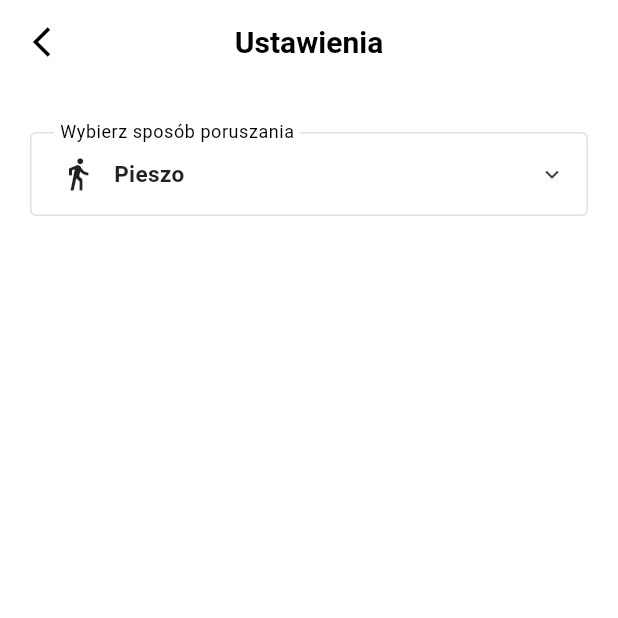
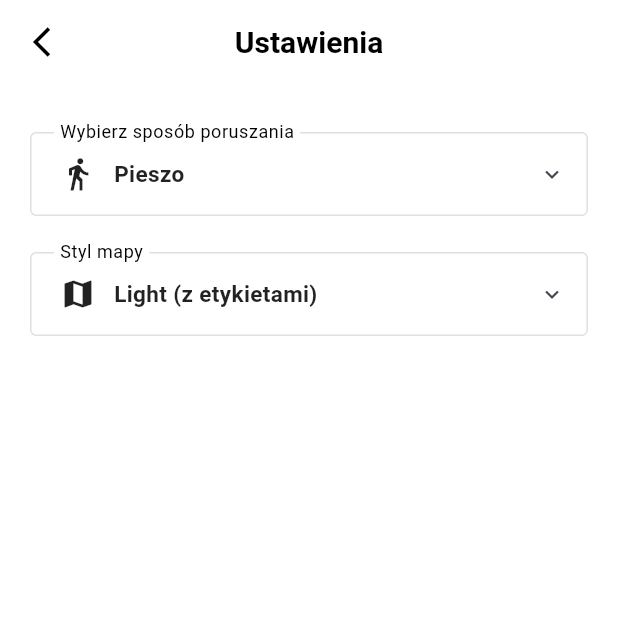
Before and after one commit to michalpawlyna/flutter_map_app, a Flutter app: the screen it shows after launch, in the side drawer, after a tap on "Ustawienia", on a phone screen of 412 x 824 dp, the top half of it. Run offline on Flutter 3.47's test engine with Material 3 defaults, Android fonts, the phone set to English and light mode, and no system bars; drawn by our look-alikes of toastification; our stand-ins replace cached_network_image, cloud_firestore, confetti, firebase_auth, firebase_core, flutter_cache_manager and 9 more; missing offline and left inert: flutter_map_animations, flutter_map_marker_cluster, geolocator_android; accounts and stored records are empty; generated files the repository leaves out were written again.

Commit message:
map style customization

```diff
--- /dev/null
+++ b/lib/models/map_style.dart
@@ -0,0 +1,97 @@
+enum MapStyle {
+  lightAll,
+  lightNoLabels,
+  darkAll,
+  darkNoLabels,
+  positron,
+  positronNoLabels,
+  voyager,
+  voyagerNoLabels,
+}
+
+extension MapStyleExtension on MapStyle {
+  String get urlTemplate {
+    switch (this) {
+      case MapStyle.lightAll:
+        return 'https://{s}.basemaps.cartocdn.com/rastertiles/light_all/{z}/{x}/{y}{r}.png';
+      case MapStyle.lightNoLabels:
+        return 'https://{s}.basemaps.cartocdn.com/rastertiles/light_nolabels/{z}/{x}/{y}{r}.png';
+      case MapStyle.darkAll:
+        return 'https://{s}.basemaps.cartocdn.com/rastertiles/dark_all/{z}/{x}/{y}{r}.png';
+      case MapStyle.darkNoLabels:
+        return 'https://{s}.basemaps.cartocdn.com/rastertiles/dark_nolabels/{z}/{x}/{y}{r}.png';
+      case MapStyle.positron:
+        return 'https://{s}.basemaps.cartocdn.com/light_all/{z}/{x}/{y}{r}.png';
+      case MapStyle.positronNoLabels:
+        return 'https://{s}.basemaps.cartocdn.com/light_nolabels_all/{z}/{x}/{y}{r}.png';
+      case MapStyle.voyager:
+        return 'https://{s}.basemaps.cartocdn.com/rastertiles/voyager/{z}/{x}/{y}{r}.png';
+      case MapStyle.voyagerNoLabels:
+        return 'https://{s}.basemaps.cartocdn.com/rastertiles/voyager_nolabels/{z}/{x}/{y}{r}.png';
+    }
+  }
+
+  String get displayName {
+    switch (this) {
+      case MapStyle.lightAll:
+        return 'Light (z etykietami)';
+      case MapStyle.lightNoLabels:
+        return 'Light (bez etykiet)';
+      case MapStyle.darkAll:
+        return 'Ciemna (z etykietami)';
+      case MapStyle.darkNoLabels:
+        return 'Ciemna (bez etykiet)';
+      case MapStyle.positron:
+        return 'Positron (z etykietami)';
+      case MapStyle.positronNoLabels:
+        return 'Positron (bez etykiet)';
+      case MapStyle.voyager:
+        return 'Voyager (z etykietami)';
+      case MapStyle.voyagerNoLabels:
+        return 'Voyager (bez etykiet)';
+    }
+  }
+
+  String get stringValue {
+    switch (this) {
+      case MapStyle.lightAll:
+        return 'light_all';
+      case MapStyle.lightNoLabels:
+        return 'light_no_labels';
+      case MapStyle.darkAll:
+        return 'dark_all';
+      case MapStyle.darkNoLabels:
+        return 'dark_no_labels';
+      case MapStyle.positron:
+        return 'positron';
+      case MapStyle.positronNoLabels:
+        return 'positron_no_labels';
+      case MapStyle.voyager:
+        return 'voyager';
+      case MapStyle.voyagerNoLabels:
+        return 'voyager_no_labels';
+    }
+  }
+
+  static MapStyle fromStringValue(String? value) {
+    switch (value) {
+      case 'light_no_labels':
+        return MapStyle.lightNoLabels;
+      case 'dark_all':
+        return MapStyle.darkAll;
+      case 'dark_no_labels':
+        return MapStyle.darkNoLabels;
+      case 'positron':
+        return MapStyle.positron;
+      case 'positron_no_labels':
+        return MapStyle.positronNoLabels;
+      case 'voyager':
+        return MapStyle.voyager;
+      case 'voyager_no_labels':
+        return MapStyle.voyagerNoLabels;
+      case 'light_all':
+      default:
+        return MapStyle.lightAll;
+    }
+  }
+}
--- a/lib/screens/map_screen.dart
+++ b/lib/screens/map_screen.dart
@@ -6,7 +6,10 @@ import 'package:flutter_map_animations/flutter_map_animations.dart';
 import 'package:latlong2/latlong.dart';
 import 'package:geolocator/geolocator.dart';
 import 'package:toastification/toastification.dart';
+import 'package:shared_preferences/shared_preferences.dart';
 
+import '../models/map_style.dart';
+import '../services/map_style_notifier.dart';
 import '../widgets/user_location_widget.dart';
 import '../widgets/center_on_user_button_widget.dart';
 import '../widgets/places_markers_widget.dart';
@@ -58,13 +61,20 @@ class _MapScreenState extends State<MapScreen>
 
   ProximityService? _proximityService;
   StreamSubscription<Position>? _locSub;
+  StreamSubscription<Object?>? _mapStyleSub;
   List<Place> _places = [];
 
   RouteResult? _currentRoute;
   String? _destinationName;
   List<String>? _visitOrderIds;
 
+  MapStyle _currentMapStyle = MapStyle.lightAll;
+  final ValueNotifier<MapStyle> _mapStyleNotifier =
+      ValueNotifier(MapStyle.lightAll);
+
   final GlobalKey _routeInfoKey = GlobalKey();
+
+  final MapStyleNotifier _mapStyleService = MapStyleNotifier();
 
   @override
   void initState() {
@@ -74,6 +84,20 @@ class _MapScreenState extends State<MapScreen>
       debugPrint('[MapScreen] initialization future completed');
     });
     widget.routeResultNotifier?.addListener(_handleExternalRouteResult);
+    _mapStyleNotifier.addListener(_onMapStyleChanged);
+    _mapStyleService.notifier.addListener(_onGlobalMapStyleChanged);
+  }
+
+  void _onMapStyleChanged() {
+    setState(() {
+      _currentMapStyle = _mapStyleNotifier.value;
+    });
+  }
+
+  void _onGlobalMapStyleChanged() {
+    setState(() {
+      _currentMapStyle = _mapStyleService.notifier.value;
+    });
   }
 
   void _handleExternalRouteResult() {
@@ -239,6 +263,9 @@ class _MapScreenState extends State<MapScreen>
 
     await _initProximity(_positionStream);
 
+    // Load map style from SharedPreferences
+    await _loadMapStyle();
+
     try {
       Position? initialPos = await Geolocator.getLastKnownPosition();
       if (initialPos == null) {
@@ -250,6 +277,22 @@ class _MapScreenState extends State<MapScreen>
       debugPrint('[MapScreen] initial center set to $_initialCenter');
     } catch (e) {
       debugPrint('[MapScreen] could not get explicit initial position: $e');
+    }
+  }
+
+  Future<void> _loadMapStyle() async {
+    try {
+      final prefs = await SharedPreferences.getInstance();
+      final styleValue = prefs.getString('map_style');
+      final style = MapStyleExtension.fromStringValue(styleValue);
+      setState(() {
+        _currentMapStyle = style;
+        _mapStyleNotifier.value = style;
+      });
+      // Update global notifier
+      _mapStyleService.setMapStyle(style);
+    } catch (e) {
+      debugPrint('[MapScreen] error loading map style: $e');
     }
   }
 
@@ -366,8 +409,11 @@ class _MapScreenState extends State<MapScreen>
   @override
   void dispose() {
     widget.routeResultNotifier?.removeListener(_handleExternalRouteResult);
+    _mapStyleNotifier.removeListener(_onMapStyleChanged);
+    _mapStyleService.notifier.removeListener(_onGlobalMapStyleChanged);
 
     _locSub?.cancel();
+    _mapStyleSub?.cancel();
     _proximityService = null;
 
     _locationService.dispose().catchError((e) {
@@ -421,8 +467,7 @@ class _MapScreenState extends State<MapScreen>
                 ),
                 children: [
                   TileLayer(
-                    urlTemplate:
-                        'https://{s}.basemaps.cartocdn.com/rastertiles/light_all/{z}/{x}/{y}{r}.png',
+                    urlTemplate: _currentMapStyle.urlTemplate,
                     subdomains: const ['a', 'b', 'c', 'd'],
                     retinaMode: RetinaMode.isHighDensity(context),
                   ),
--- a/lib/screens/settings_screen.dart
+++ b/lib/screens/settings_screen.dart
@@ -1,5 +1,8 @@
 import 'package:flutter/material.dart';
 import 'package:shared_preferences/shared_preferences.dart';
+
+import '../models/map_style.dart';
+import '../services/map_style_notifier.dart';
 
 enum TransportMode { foot, bike, car }
 
@@ -12,13 +15,16 @@ class SettingsScreen extends StatefulWidget {
 
 class _SettingsScreenState extends State<SettingsScreen> {
   static const _prefsKeyTransport = 'transport_mode';
+  static const _prefsKeyMapStyle = 'map_style';
 
   TransportMode _mode = TransportMode.foot;
+  MapStyle _mapStyle = MapStyle.lightAll;
 
   @override
   void initState() {
     super.initState();
     _loadMode();
+    _loadMapStyle();
   }
 
   Future<void> _loadMode() async {
@@ -32,6 +38,21 @@ class _SettingsScreenState extends State<SettingsScreen> {
   Future<void> _saveMode(TransportMode mode) async {
     final prefs = await SharedPreferences.getInstance();
     await prefs.setString(_prefsKeyTransport, _stringOf(mode));
+  }
+
+  Future<void> _loadMapStyle() async {
+    final prefs = await SharedPreferences.getInstance();
+    final val = prefs.getString(_prefsKeyMapStyle);
+    setState(() {
+      _mapStyle = MapStyleExtension.fromStringValue(val);
+    });
+  }
+
+  Future<void> _saveMapStyle(MapStyle style) async {
+    final prefs = await SharedPreferences.getInstance();
+    await prefs.setString(_prefsKeyMapStyle, style.stringValue);
+    // Notify listeners globally
+    MapStyleNotifier().setMapStyle(style);
   }
 
   String _stringOf(TransportMode mode) {
@@ -199,7 +220,72 @@ class _SettingsScreenState extends State<SettingsScreen> {
               },
             ),
 
-            const SizedBox(height: 8),
+            const SizedBox(height: 24),
+
+            // Map Style Selection
+            LayoutBuilder(
+              builder: (context, constraints) {
+                return PopupMenuButton<MapStyle>(
+                  position: PopupMenuPosition.under,
+                  constraints: BoxConstraints.tightFor(
+                    width: constraints.maxWidth,
+                  ),
+                  offset: const Offset(0, 4),
+                  color: Colors.white,
+                  surfaceTintColor: Colors.white,
+                  elevation: 4,
+                  shape: RoundedRectangleBorder(
+                    borderRadius: BorderRadius.circular(8),
+                  ),
+                  tooltip: 'Wybierz styl mapy',
+                  initialValue: _mapStyle,
+                  child: InputDecorator(
+                    decoration: _fieldDecoration(
+                      label: 'Styl mapy',
+                      suffix: const Icon(Icons.expand_more),
+                    ),
+                    child: Row(
+                      children: [
+                        const Icon(Icons.map, color: Colors.black87),
+                        const SizedBox(width: 12),
+                        Text(
+                          _mapStyle.displayName,
+                          style: const TextStyle(
+                            fontSize: 15,
+                            fontWeight: FontWeight.w600,
+                            color: Colors.black87,
+                          ),
+                        ),
+                      ],
+                    ),
+                  ),
+                  onSelected: (MapStyle style) async {
+                    await _saveMapStyle(style);
+                    setState(() => _mapStyle = style);
+                  },
+                  itemBuilder: (BuildContext context) {
+                    return MapStyle.values.map((style) {
+                      return PopupMenuItem<MapStyle>(
+                        value: style,
+                        child: Row(
+                          children: [
+                            const Icon(Icons.map, color: Colors.black87),
+                            const SizedBox(width: 12),
+                            Text(
+                              style.displayName,
+                              style: const TextStyle(
+                                fontSize: 15,
+                                fontWeight: FontWeight.w600,
+                              ),
+                            ),
+                          ],
+                        ),
+                      );
+                    }).toList();
+                  },
+                );
+              },
+            ),
           ],
         ),
       ),
--- /dev/null
+++ b/lib/services/map_style_notifier.dart
@@ -0,0 +1,24 @@
+import 'package:flutter/material.dart';
+import '../models/map_style.dart';
+
+class MapStyleNotifier {
+  static final MapStyleNotifier _instance = MapStyleNotifier._internal();
+
+  final ValueNotifier<MapStyle> _notifier = ValueNotifier(MapStyle.lightAll);
+
+  MapStyleNotifier._internal();
+
+  factory MapStyleNotifier() {
+    return _instance;
+  }
+
+  ValueNotifier<MapStyle> get notifier => _notifier;
+
+  void setMapStyle(MapStyle style) {
+    _notifier.value = style;
+  }
+
+  MapStyle getMapStyle() {
+    return _notifier.value;
+  }
+}
```
